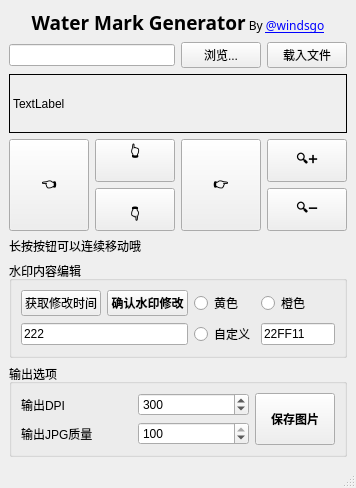
Above: app/MainWindowAndroid.ui from windsgo/WaterMarkGenerator before the change. Below: the same form after it.
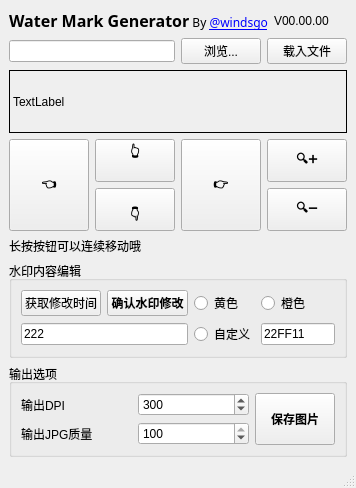
That is the form after the change.

```diff
--- a/app/MainWindowAndroid.ui
+++ b/app/MainWindowAndroid.ui
@@ -16,6 +16,8 @@
   <widget class="QWidget" name="centralwidget">
    <layout class="QVBoxLayout" name="verticalLayout">
     <item>
+     <layout class="QHBoxLayout" name="horizontalLayout_2">
+      <item>
      <widget class="QLabel" name="label_5">
       <property name="font">
        <font>
@@ -23,9 +25,18 @@
        </font>
       </property>
       <property name="text">
-       <string>&lt;html&gt;&lt;head/&gt;&lt;body&gt;&lt;p align=&quot;center&quot;&gt;&lt;span style=&quot; font-size:14pt; font-weight:600;&quot;&gt;Water Mark Generator&lt;/span&gt; By &lt;a href=&quot;https://github.com/windsgo&quot;&gt;&lt;span style=&quot; text-decoration: underline; color:#0000ff;&quot;&gt;@windsgo&lt;/span&gt;&lt;/a&gt;&lt;/p&gt;&lt;/body&gt;&lt;/html&gt;</string>
-      </property>
-     </widget>
+         <string>&lt;html&gt;&lt;head/&gt;&lt;body&gt;&lt;p align=&quot;center&quot;&gt;&lt;span style=&quot; font-size:12pt; font-weight:600;&quot;&gt;Water Mark Generator&lt;/span&gt; By &lt;a href=&quot;https://github.com/windsgo&quot;&gt;&lt;span style=&quot; text-decoration: underline; color:#0000ff;&quot;&gt;@windsgo&lt;/span&gt;&lt;/a&gt;&lt;/p&gt;&lt;/body&gt;&lt;/html&gt;</string>
+        </property>
+       </widget>
+      </item>
+      <item>
+       <widget class="QLabel" name="lbVersion">
+        <property name="text">
+         <string>V00.00.00</string>
+        </property>
+       </widget>
+      </item>
+     </layout>
     </item>
     <item>
      <layout class="QHBoxLayout" name="horizontalLayout_3">
```
Lines whose indentation alone changed are shown as unchanged.
